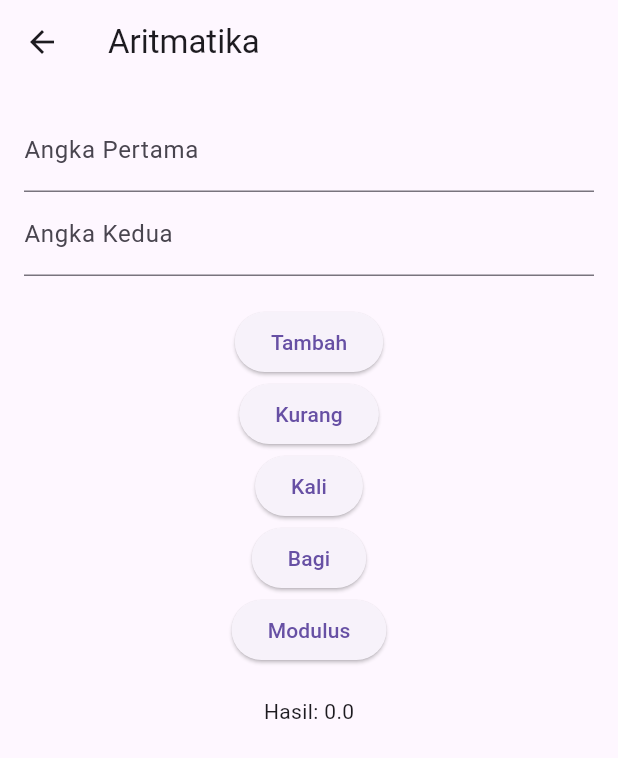
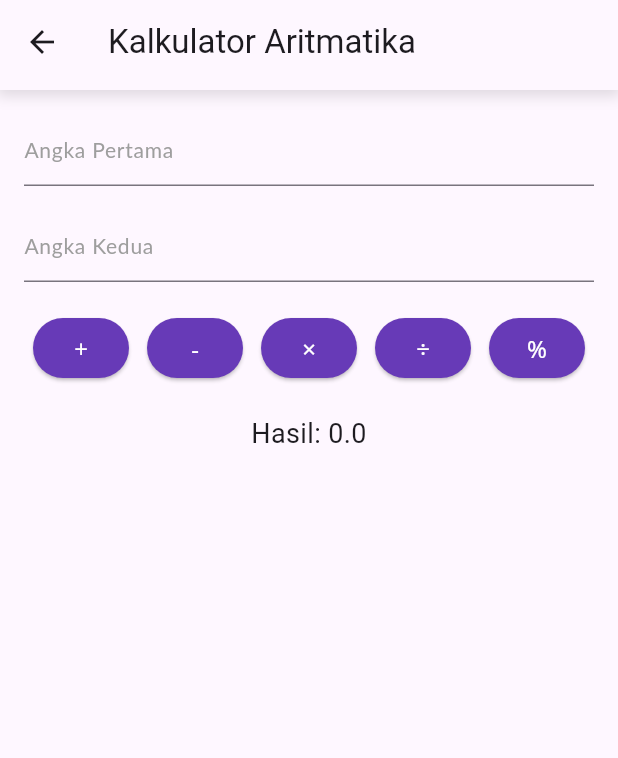
Before and after one commit to Myayam1/tugas_value_notifier_10, a Flutter app: the screen it shows after launch, after a tap on "Kalkulator Aritmatika", on a phone screen of 412 x 824 dp. Shown: the top 758 px of the screen. Run offline on Flutter 3.47's test engine with Material 3 defaults, Android fonts, the phone set to English and light mode, and no system bars; Roboto replaces fonts that are missing (Lato, Noto Sans).

Commit message:
Feat : [ZF]styling-and-finishing

```diff
--- /dev/null
+++ b/lib/models/menu_card_model.dart
@@ -0,0 +1,10 @@
+import 'package:flutter/material.dart';
+
+class MenuCardModel {
+  final String name;
+  final String desc;
+  final IconData icon;
+  final String route;
+
+  MenuCardModel({required this.name, required this.desc, required this.icon, required this.route});
+}
--- a/lib/pages/kalkulator_aritmatika.dart
+++ b/lib/pages/kalkulator_aritmatika.dart
@@ -1,75 +1,103 @@
 import 'package:flutter/material.dart';
+import '../widgets/my_text_field.dart'; // Make sure to import your custom text field widget
+import '../widgets/my_button.dart'; // Make sure to import your custom button widget
+import '../models/text_field_model.dart'; // Make sure to import your text field model
 
 class KalkulatorAritmatika extends StatelessWidget {
   final TextEditingController num1Controller = TextEditingController();
   final TextEditingController num2Controller = TextEditingController();
   final ValueNotifier<double> result = ValueNotifier<double>(0.0);
 
+  void _performOperation(String operation) {
+    double num1 = double.tryParse(num1Controller.text) ?? 0;
+    double num2 = double.tryParse(num2Controller.text) ?? 0;
+
+    switch (operation) {
+      case 'Tambah':
+        result.value = num1 + num2;
+        break;
+      case 'Kurang':
+        result.value = num1 - num2;
+        break;
+      case 'Kali':
+        result.value = num1 * num2;
+        break;
+      case 'Bagi':
+        result.value = num2 != 0 ? num1 / num2 : 0; // Prevent division by zero
+        break;
+      case 'Modulus':
+        result.value = num2 != 0 ? num1 % num2 : 0; // Prevent division by zero
+        break;
+      default:
+        result.value = 0.0;
+    }
+  }
+
   @override
   Widget build(BuildContext context) {
     return Scaffold(
-      appBar: AppBar(
-        title: Text("Aritmatika"),
+      appBar: PreferredSize(
+        preferredSize: Size.fromHeight(60.0),
+        child: Container(
+          decoration: const BoxDecoration(
+            boxShadow: [
+              BoxShadow(
+                color: Colors.black12,
+                blurRadius: 7.0,
+                spreadRadius: 2.0,
+                offset: Offset(0, 2),
+              ),
+            ],
+          ),
+          child: AppBar(
+            title: Text("Kalkulator Aritmatika"),
+          ),
+        ),
       ),
       body: Padding(
         padding: const EdgeInsets.all(16.0),
         child: Column(
-          mainAxisSize: MainAxisSize.min,
+          crossAxisAlignment: CrossAxisAlignment.stretch,
           children: [
-            TextField(
-              controller: num1Controller,
-              keyboardType: TextInputType.number,
-              decoration: InputDecoration(
-                labelText: "Angka Pertama",
-              ),
+            MyTextField(
+              model: TextFieldModel(num1Controller, "Angka Pertama"),
             ),
-            TextField(
-              controller: num2Controller,
-              keyboardType: TextInputType.number,
-              decoration: InputDecoration(
-                labelText: "Angka Kedua",
-              ),
+            SizedBox(height: 16.0),
+            MyTextField(
+              model: TextFieldModel(num2Controller, "Angka Kedua"),
             ),
             SizedBox(height: 20),
-            Column(
+            Row(
               mainAxisAlignment: MainAxisAlignment.spaceEvenly,
               children: [
-                ElevatedButton(
-                  onPressed: () {
-                    double num1 = double.tryParse(num1Controller.text) ?? 0;
-                    double num2 = double.tryParse(num2Controller.text) ?? 0;
-                    result.value = num1 + num2;
-                  },
-                  child: Text("Tambah"),
+                MyButton(
+                  title: "+",
+                  parameter: "Tambah",
+                  onPressed: _performOperation,
                 ),
-                ElevatedButton(
-                  onPressed: () {
-                    double num1 = double.tryParse(num1Controller.text) ?? 0;
-                    double num2 = double.tryParse(num2Controller.text) ?? 0;
-                    result.value = num1 - num2;
-                  },
-                  child: Text("Kurang"),
-                ),ElevatedButton(
-                  onPressed: () {
-                    double num1 = double.tryParse(num1Controller.text) ?? 0;
-                    double num2 = double.tryParse(num2Controller.text) ?? 0;
-                    result.value = num1 * num2;
-                  },
-                  child: Text("Kali"),
-                ),ElevatedButton(
-                  onPressed: () {
-                    double num1 = double.tryParse(num1Controller.text) ?? 0;
-                    double num2 = double.tryParse(num2Controller.text) ?? 0;
-                    result.value = num1 / num2;
-                  },
-                  child: Text("Bagi"),
-                ),ElevatedButton(
-                  onPressed: () {
-                    double num1 = double.tryParse(num1Controller.text) ?? 0;
-                    double num2 = double.tryParse(num2Controller.text) ?? 0;
-                    result.value = num1 % num2;
-                  },
-                  child: Text("Modulus"),
+                SizedBox(height: 10),
+                MyButton(
+                  title: "-",
+                  parameter: "Kurang",
+                  onPressed: _performOperation,
+                ),
+                SizedBox(height: 10),
+                MyButton(
+                  title: "×",
+                  parameter: "Kali",
+                  onPressed: _performOperation,
+                ),
+                SizedBox(height: 10),
+                MyButton(
+                  title: "÷",
+                  parameter: "Bagi",
+                  onPressed: _performOperation,
+                ),
+                SizedBox(height: 10),
+                MyButton(
+                  title: "%",
+                  parameter: "Modulus",
+                  onPressed: _performOperation,
                 ),
               ],
             ),
@@ -77,7 +105,13 @@ class KalkulatorAritmatika extends StatelessWidget {
             ValueListenableBuilder<double>(
               valueListenable: result,
               builder: (context, value, child) {
-                return Text("Hasil: $value");
+                return Text(
+                  "Hasil: $value",
+                  style: TextStyle(
+                    fontSize: 18.0,
+                  ),
+                  textAlign: TextAlign.center,
+                );
               },
             ),
           ],
--- a/lib/pages/menu.dart
+++ b/lib/pages/menu.dart
@@ -1,35 +1,72 @@
 import 'package:flutter/material.dart';
 
-class PageMenu extends StatelessWidget {
+import '../models/menu_card_model.dart';
+import '../widgets/menu_card.dart';
+
+class PageMenu extends StatefulWidget {
   const PageMenu({super.key});
+
+  @override
+  State<PageMenu> createState() => _PageMenuState();
+}
+
+class _PageMenuState extends State<PageMenu> {
+  late List<MenuCardModel> model;
+
+  @override
+  void initState() {
+    super.initState();
+    // Initialize the model list here
+    model = [
+      MenuCardModel(
+        name: "Kalkulator Aritmatika",
+        desc: "Kalkulator penjumlahan, pengurangan, perkalian, dan lain-lain.",
+        icon: Icons.calculate,
+        route: "/kalkulator_aritmatika"
+      ),
+      MenuCardModel(
+        name: "Kalkulator Keliling Bangun Datar",
+        desc: "Kalkulator kelling persegi panjang, lingkaran, dan lain-lain.",
+        icon: Icons.crop_square,
+        route: "/kalkulator_bangundatar"
+      ),
+      MenuCardModel(
+        name: "Kalkulator Keliling Bangun Ruang",
+        desc: "Kalkulator keliling kubus, tabung, dan lain-lain.",
+        icon: Icons.view_in_ar,
+        route: "/kalkulator_bangunruang"
+      ),
+    ];
+  }
 
   @override
   Widget build(BuildContext context) {
     return Scaffold(
-      appBar: AppBar(
-        title: Text("Menu"),
+      appBar: PreferredSize(
+        preferredSize: Size.fromHeight(60.0),
+        child: Container(
+          decoration: const BoxDecoration(
+            boxShadow: [
+              BoxShadow(
+                color: Colors.black12,
+                blurRadius: 7.0,
+                spreadRadius: 2.0,
+                offset: Offset(0, 2),
+              ),
+            ],
+          ),
+          child: AppBar(
+            title: Text("Beranda"),
+          ),
+        ),
       ),
-      body: ListView(
-        children: [
-          ListTile(
-            title: Text("Kalkulator Aritmatika"),
-            onTap: () {
-              Navigator.pushNamed(context, '/kalkulator_aritmatika');
-            },
-          ),
-          ListTile(
-            title: Text("Kalkulator Bangun Datar"),
-            onTap: () {
-              Navigator.pushNamed(context, '/kalkulator_bangundatar');
-            },
-          ),
-          ListTile(
-            title: Text("Kalkulator Bangun Ruang"),
-            onTap: () {
-              Navigator.pushNamed(context, '/kalkulator_bangunruang');
-            },
-          ),
-        ],
+      body: ListView.builder(
+        itemCount: model.length,
+        itemBuilder: (context, index) {
+          return MenuCard(
+            model: model[index],
+          );
+        },
       ),
     );
   }
--- /dev/null
+++ b/lib/widgets/menu_card.dart
@@ -0,0 +1,64 @@
+import 'package:flutter/material.dart';
+import 'package:tugas_state_management_zaff/models/menu_card_model.dart';
+
+class MenuCard extends StatelessWidget {
+  final MenuCardModel model;
+
+  const MenuCard({super.key, required this.model});
+
+  @override
+  Widget build(BuildContext context) {
+    return InkWell(
+      onTap: () {
+        Navigator.pushNamed(context, model.route);
+      },
+      child: Card(
+        elevation: 3.0,
+        margin: EdgeInsets.symmetric(vertical: 8.0, horizontal: 16.0),
+        shape: RoundedRectangleBorder(
+          borderRadius: BorderRadius.circular(12.0),
+        ),
+        child: Padding(
+          padding: EdgeInsets.all(12.0),
+          child: Row(
+            children: [
+              Icon(
+                model.icon, // Use the icon from the model
+                size: 30.0,
+                color: Colors.deepPurple,
+              ),
+              SizedBox(width: 12.0),
+              Expanded(
+                child: Column(
+                  crossAxisAlignment: CrossAxisAlignment.start,
+                  children: [
+                    Text(
+                      model.name,
+                      style: TextStyle(
+                        fontSize: 16.0,
+                        fontWeight: FontWeight.bold,
+                      ),
+                    ),
+                    SizedBox(height: 4.0),
+                    Text(
+                      model.desc,
+                      style: TextStyle(
+                        fontSize: 14.0,
+                        color: Colors.grey[700],
+                      ),
+                    ),
+                  ],
+                ),
+              ),
+              Icon(
+                Icons.chevron_right,
+                size: 30.0,
+                color: Colors.grey,
+              ),
+            ],
+          ),
+        ),
+      ),
+    );
+  }
+}
```
